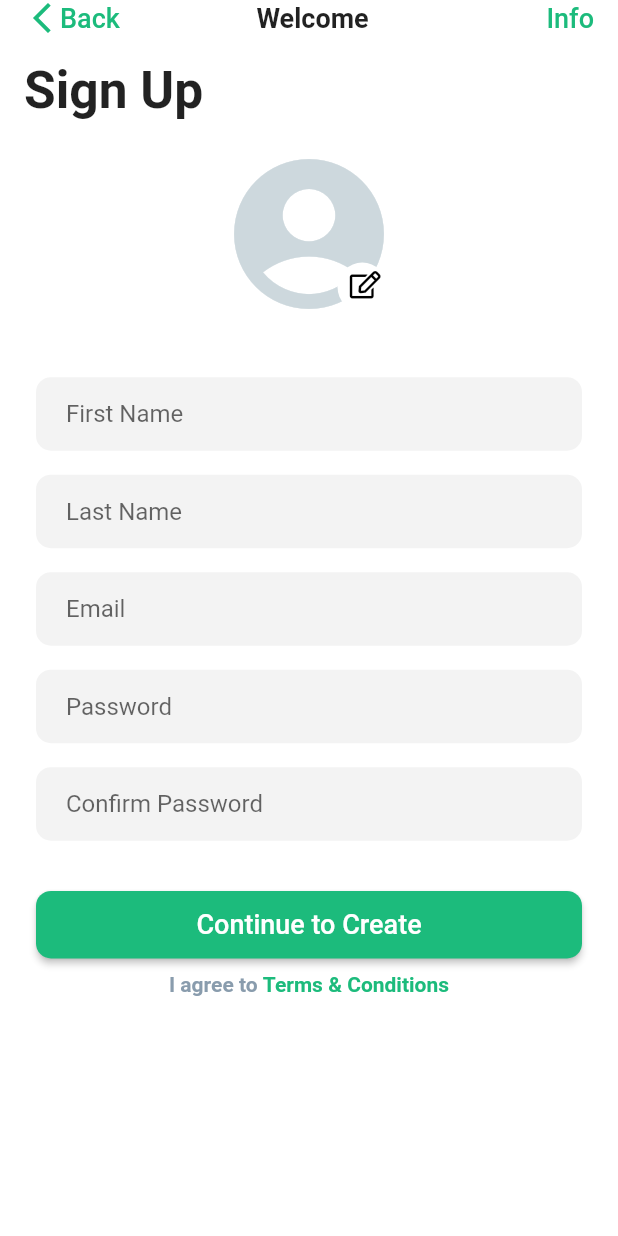
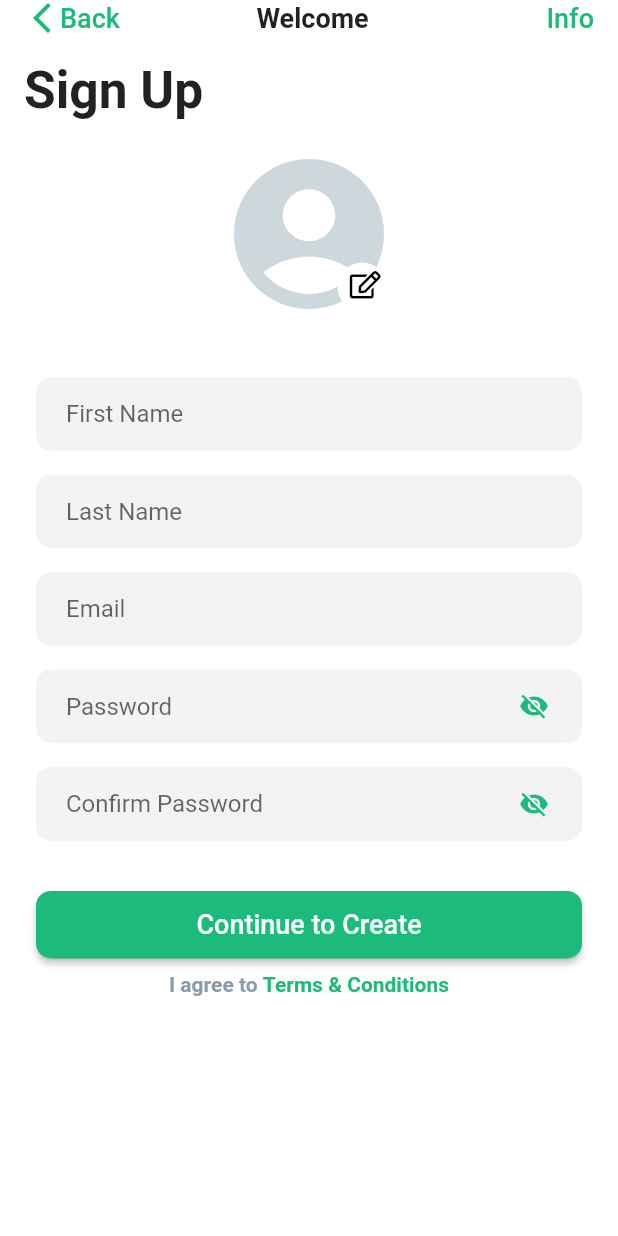
Before and after one commit to mdkamrulislam-web/spagreen_internship_tasks, a Flutter app: the screen it shows after launch, after a tap on "Sign Up", on a phone screen of 412 x 824 dp. Run offline on Flutter 3.47's test engine with Material 2 defaults, Android fonts, the phone set to English and light mode, and no system bars; our stand-ins replace font_awesome_flutter, image_picker.

Commit message:
19th Commit - 9th November 2021

```diff
--- a/lib/task_4_login_signup/screens/login_page/login_screen.dart
+++ b/lib/task_4_login_signup/screens/login_page/login_screen.dart
@@ -76,9 +76,10 @@ class _LoginScreenState extends State<LoginScreen> {
           padding: const EdgeInsets.only(right: 16.0),
           child: InkWell(
             onTap: () {
-              setState(() {
-                _isHidden = !_isHidden;
-              });
+              _togglePasswordVisibility();
+              // setState(() {
+              //   _isHidden = !_isHidden;
+              // });
             },
             child: Icon(
               _isHidden ? Icons.visibility_off : Icons.visibility,
@@ -170,37 +171,41 @@ class _LoginScreenState extends State<LoginScreen> {
 
     return Scaffold(
       body: SafeArea(
-        child: Padding(
-          padding: const EdgeInsets.only(left: 16.0, right: 16.0),
+        child: SingleChildScrollView(
+          padding: const EdgeInsets.only(
+            left: 16.0, right: 16.0,
+            // top: 50
+          ),
+          child: SizedBox(
+            height: size.height,
             child: Column(
               mainAxisAlignment: MainAxisAlignment.spaceBetween,
               children: [
                 Center(
                   child: Column(
-                  children: [
+                    children: const [
                       Text(
                         "Welcome",
                         style: TextStyle(
-                          fontSize: size.width / 12,
-                          fontWeight: FontWeight.bold),
+                            fontSize: 32, fontWeight: FontWeight.bold),
                       ),
                       Text(
                         "to Application",
                         style: TextStyle(
-                          fontSize: size.width / 12,
-                          fontWeight: FontWeight.bold),
+                            fontSize: 32, fontWeight: FontWeight.bold),
                       ),
                     ],
                   ),
                 ),
+
                 Form(
                   key: _formKey,
                   child: Column(
                     children: [
                       // ! Email Field
                       Padding(
-                      padding:
-                          EdgeInsets.symmetric(vertical: textFormFieldPadding),
+                        padding: EdgeInsets.symmetric(
+                            vertical: textFormFieldPadding),
                         child: Container(
                           decoration: BoxDecoration(
                               color: const Color(0x0fffffff),
@@ -210,8 +215,8 @@ class _LoginScreenState extends State<LoginScreen> {
                       ),
                       // ! Password Field
                       Padding(
-                      padding:
-                          EdgeInsets.symmetric(vertical: textFormFieldPadding),
+                        padding: EdgeInsets.symmetric(
+                            vertical: textFormFieldPadding),
                         child: Container(
                           decoration: BoxDecoration(
                               color: const Color(0x0fffffff),
@@ -257,21 +262,18 @@ class _LoginScreenState extends State<LoginScreen> {
                     ],
                   ),
                 ),
+                const SizedBox(),
                 // ! Sign Up Button
-              Padding(
-                padding: const EdgeInsets.only(bottom: 40.0),
-                child: Row(
+                Row(
                   children: [
                     Expanded(
-                      child: Padding(
-                        padding: const EdgeInsets.only(top: 16.0),
                       child: signUpButton,
-                      ),
                     ),
                   ],
                 ),
+                const SizedBox(),
+              ],
             ),
-            ],
           ),
         ),
       ),
@@ -284,9 +286,9 @@ class _LoginScreenState extends State<LoginScreen> {
     }
   }
 
-  // void _togglePasswordVisibility() {
-  //   setState(() {
-  //     _isHidden = !_isHidden;
-  //   });
-  // }
+  void _togglePasswordVisibility() {
+    setState(() {
+      _isHidden = !_isHidden;
+    });
   }
+}
--- a/lib/task_4_login_signup/screens/signup_page/signup_screen.dart
+++ b/lib/task_4_login_signup/screens/signup_page/signup_screen.dart
@@ -17,10 +17,14 @@ class SignupScreen extends StatefulWidget {
 }
 
 class _SignupScreenState extends State<SignupScreen> {
-  // *Importing Image or Taking Image
+  // * Password Visibility Initialization
+  bool _isHidden = true;
+  bool _isConPassHidden = true;
+
+  // * Importing Image or Taking Image
   XFile? _image;
 
-  // *Form Key
+  // * Form Key
   final _formKey = GlobalKey<FormState>();
 
   // * Editing Controller
@@ -126,7 +130,7 @@ class _SignupScreenState extends State<SignupScreen> {
     );
     // ! Password Field
     final passwordField = TextFormField(
-      obscureText: true,
+      obscureText: _isHidden,
       decoration: InputDecoration(
         border: OutlineInputBorder(
           borderRadius: BorderRadius.circular(10),
@@ -136,6 +140,21 @@ class _SignupScreenState extends State<SignupScreen> {
         fillColor: const Color(0xFFf3f3f3),
         filled: true,
         hintText: 'Password',
+        suffixIcon: Padding(
+          padding: const EdgeInsets.only(right: 16.0),
+          child: InkWell(
+            onTap: () {
+              setState(() {
+                _isHidden = !_isHidden;
+              });
+            },
+            child: Icon(
+              _isHidden ? Icons.visibility_off : Icons.visibility,
+              size: 20,
+              color: const Color(0xFF1cbb7c),
+            ),
+          ),
+        ),
       ),
       autofocus: false,
       controller: passwordController,
@@ -156,7 +175,7 @@ class _SignupScreenState extends State<SignupScreen> {
     );
     // ! Confrim Password Field
     final confirmPassField = TextFormField(
-      obscureText: true,
+      obscureText: _isConPassHidden,
       decoration: InputDecoration(
         border: OutlineInputBorder(
           borderRadius: BorderRadius.circular(10),
@@ -166,6 +185,21 @@ class _SignupScreenState extends State<SignupScreen> {
         fillColor: const Color(0xFFf3f3f3),
         filled: true,
         hintText: 'Confirm Password',
+        suffixIcon: Padding(
+          padding: const EdgeInsets.only(right: 16.0),
+          child: InkWell(
+            onTap: () {
+              setState(() {
+                _isConPassHidden = !_isConPassHidden;
+              });
+            },
+            child: Icon(
+              _isConPassHidden ? Icons.visibility_off : Icons.visibility,
+              size: 20,
+              color: const Color(0xFF1cbb7c),
+            ),
+          ),
+        ),
       ),
       autofocus: false,
       controller: confirmPassController,
@@ -437,7 +471,7 @@ class _SignupScreenState extends State<SignupScreen> {
                       ),
                       // ! Terms & Conditions
                       Padding(
-                        padding: const EdgeInsets.only(top: 8.0),
+                        padding: const EdgeInsets.only(top: 8.0, bottom: 8.0),
                         child: Row(
                           mainAxisAlignment: MainAxisAlignment.center,
                           children: [
```
Lines whose indentation alone changed are shown as unchanged.
